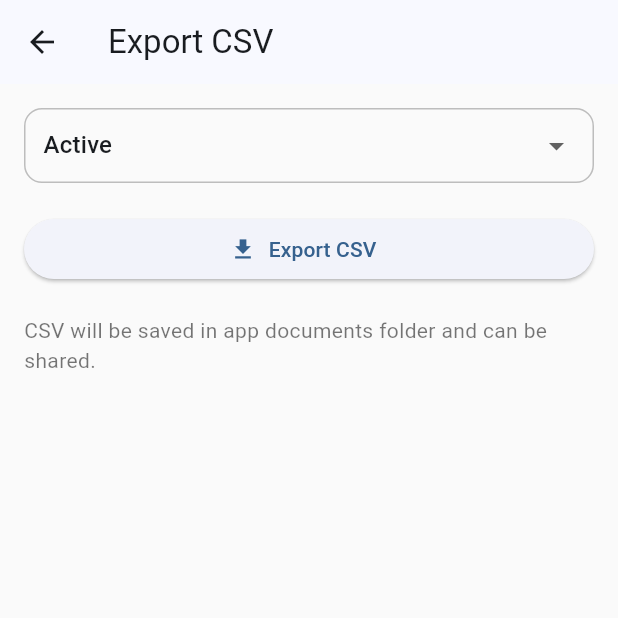
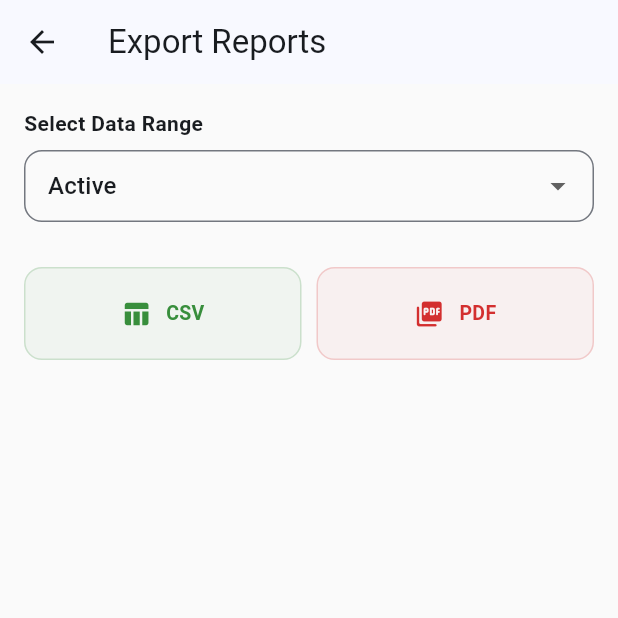
Before and after one commit to nepidkhadka/Expense-Pro, a Flutter app: the ExportScreen screen opened directly, on a phone screen of 412 x 824 dp, the top half of it. Run offline on Flutter 3.47's test engine with Material 3 defaults, Android fonts, the phone set to English and light mode, and no system bars; our stand-ins replace csv, fl_chart, flutter_riverpod, hive, hive_flutter, pdf and 2 more; accounts and stored records are empty.

Commit message:
feat : pdf export functionality added

```diff
--- a/lib/screens/export_screen.dart
+++ b/lib/screens/export_screen.dart
@@ -4,9 +4,13 @@ import 'package:flutter_riverpod/flutter_riverpod.dart';
 import 'package:csv/csv.dart';
 import 'package:path_provider/path_provider.dart';
 import 'package:share_plus/share_plus.dart';
-import 'package:cross_file/cross_file.dart';
+import 'package:pdf/pdf.dart';
+import 'package:pdf/widgets.dart' as pw;
+import 'package:printing/printing.dart';
+import 'package:intl/intl.dart';
 import '../providers/expense_provider.dart';
 import '../providers/category_provider.dart';
+import '../models/expense_model.dart';
 
 class ExportScreen extends ConsumerStatefulWidget {
   const ExportScreen({super.key});
@@ -17,74 +21,69 @@ class ExportScreen extends ConsumerStatefulWidget {
 
 class _ExportScreenState extends ConsumerState<ExportScreen> {
   String selectedFilter = "Active";
-
   final List<String> filters = ["Active", "Archived", "All"];
+  final formatter = NumberFormat('#,##,###');
 
   @override
   Widget build(BuildContext context) {
     final allExpenses = ref.watch(expenseProvider);
     final categories = ref.watch(categoryProvider);
 
-    // Filter expenses based on selected filter
     final expenses = allExpenses.where((e) {
       if (selectedFilter == "Active") return !e.isArchived;
       if (selectedFilter == "Archived") return e.isArchived;
-      return true; // All
+      return true;
     }).toList();
 
     return Scaffold(
-      appBar: AppBar(title: const Text("Export CSV")),
+      appBar: AppBar(title: const Text("Export Reports")),
       body: Padding(
         padding: const EdgeInsets.all(16),
         child: Column(
-          crossAxisAlignment: CrossAxisAlignment.start,
           children: [
-            /// Filter Dropdown
-            Container(
-              padding: const EdgeInsets.symmetric(horizontal: 12),
-              decoration: BoxDecoration(
-                border: Border.all(color: Colors.grey.shade400),
+            // Filter Selection
+            _buildSection(
+              title: "Select Data Range",
+              child: DropdownButtonFormField<String>(
+                value: selectedFilter,
+                decoration: InputDecoration(
+                  border: OutlineInputBorder(
                     borderRadius: BorderRadius.circular(12),
                   ),
-              child: DropdownButton<String>(
-                value: selectedFilter,
-                underline: const SizedBox(),
-                isExpanded: true,
+                  contentPadding: const EdgeInsets.symmetric(horizontal: 12),
+                ),
                 items: filters
                     .map((f) => DropdownMenuItem(value: f, child: Text(f)))
                     .toList(),
-                onChanged: (value) {
-                  setState(() {
-                    selectedFilter = value!;
-                  });
-                },
+                onChanged: (v) => setState(() => selectedFilter = v!),
               ),
             ),
 
-            const SizedBox(height: 20),
+            const SizedBox(height: 30),
 
-            /// Export Button
-            SizedBox(
-              width: double.infinity,
-              child: ElevatedButton.icon(
-                icon: const Icon(Icons.download),
-                label: const Text("Export CSV"),
-                onPressed: () async {
-                  if (expenses.isEmpty) {
-                    ScaffoldMessenger.of(context).showSnackBar(
-                      const SnackBar(content: Text("No expenses to export!")),
-                    );
-                    return;
-                  }
-                  await _exportCSV(expenses, categories);
-                },
+            // Export Actions
+            Row(
+              children: [
+                Expanded(
+                  child: _ExportButton(
+                    label: "CSV", // Shorter label for cleaner look
+                    icon: Icons.table_chart_rounded,
+                    color: Colors.green.shade700,
+                    onPressed: () =>
+                        _handleExport(expenses, categories, isPdf: false),
                   ),
                 ),
-
-            const SizedBox(height: 20),
-            const Text(
-              "CSV will be saved in app documents folder and can be shared.",
-              style: TextStyle(color: Colors.black54),
+                const SizedBox(width: 10),
+                Expanded(
+                  child: _ExportButton(
+                    label: "PDF", // Shorter label for cleaner look
+                    icon: Icons.picture_as_pdf_rounded,
+                    color: Colors.red.shade700,
+                    onPressed: () =>
+                        _handleExport(expenses, categories, isPdf: true),
+                  ),
+                ),
+              ],
             ),
           ],
         ),
@@ -92,35 +91,171 @@ class _ExportScreenState extends ConsumerState<ExportScreen> {
     );
   }
 
-  Future<void> _exportCSV(expenses, categories) async {
-    List<List<dynamic>> rows = [];
+  Widget _buildSection({required String title, required Widget child}) {
+    return Column(
+      crossAxisAlignment: CrossAxisAlignment.start,
+      children: [
+        Text(
+          title,
+          style: const TextStyle(fontWeight: FontWeight.bold, fontSize: 14),
+        ),
+        const SizedBox(height: 8),
+        child,
+      ],
+    );
+  }
 
-    // Headers
-    rows.add([
+  void _handleExport(expenses, categories, {required bool isPdf}) async {
+    if (expenses.isEmpty) {
+      ScaffoldMessenger.of(context).showSnackBar(
+        const SnackBar(
+          content: Text("No records found for the selected filter."),
+        ),
+      );
+      return;
+    }
+
+    if (isPdf) {
+      await _generatePDF(expenses, categories);
+    } else {
+      await _exportCSV(expenses, categories);
+    }
+  }
+
+  // --- PDF GENERATION LOGIC ---
+  Future<void> _generatePDF(List<ExpenseModel> expenses, categories) async {
+    final pdf = pw.Document();
+    final totalAmount = expenses.fold<double>(
+      0,
+      (sum, item) => sum + item.total,
+    );
+
+    pdf.addPage(
+      pw.MultiPage(
+        pageFormat: PdfPageFormat.a4,
+        margin: const pw.EdgeInsets.all(32),
+        build: (context) => [
+          // Header
+          pw.Row(
+            mainAxisAlignment: pw.MainAxisAlignment.spaceBetween,
+            children: [
+              pw.Column(
+                crossAxisAlignment: pw.CrossAxisAlignment.start,
+                children: [
+                  pw.Text(
+                    "EXPENSE REPORT",
+                    style: pw.TextStyle(
+                      fontSize: 24,
+                      fontWeight: pw.FontWeight.bold,
+                    ),
+                  ),
+                  pw.Text(
+                    "Filter: $selectedFilter Records",
+                    style: const pw.TextStyle(color: PdfColors.grey700),
+                  ),
+                ],
+              ),
+              pw.Text(DateFormat('dd MMM yyyy').format(DateTime.now())),
+            ],
+          ),
+          pw.Divider(height: 32),
+
+          // Table
+          pw.TableHelper.fromTextArray(
+            headers: ['Date', 'Item', 'Category', 'Qty', 'Total'],
+            data: expenses.map((item) {
+              final catName = categories
+                  .firstWhere((c) => c.id == item.categoryId)
+                  .name;
+              return [
+                DateFormat('dd/MM/yy').format(item.date),
+                item.itemName,
+                catName,
+                item.quantity.toString(),
+                formatter.format(item.total),
+              ];
+            }).toList(),
+            headerStyle: pw.TextStyle(
+              fontWeight: pw.FontWeight.bold,
+              color: PdfColors.white,
+            ),
+            headerDecoration: const pw.BoxDecoration(
+              color: PdfColors.blueGrey800,
+            ),
+            cellHeight: 30,
+            cellAlignments: {
+              0: pw.Alignment.centerLeft,
+              1: pw.Alignment.centerLeft,
+              2: pw.Alignment.centerLeft,
+              3: pw.Alignment.center,
+              4: pw.Alignment.centerRight,
+            },
+          ),
+
+          // Summary Footer
+          pw.Container(
+            alignment: pw.Alignment.centerRight,
+            padding: const pw.EdgeInsets.only(top: 20),
+            child: pw.Column(
+              children: [
+                pw.Divider(thickness: 2),
+                pw.Row(
+                  mainAxisAlignment: pw.MainAxisAlignment.end,
+                  children: [
+                    pw.Text(
+                      "GRAND TOTAL:  ",
+                      style: pw.TextStyle(
+                        fontWeight: pw.FontWeight.bold,
+                        fontSize: 16,
+                      ),
+                    ),
+                    pw.Text(
+                      "Rs. ${formatter.format(totalAmount)}",
+                      style: pw.TextStyle(
+                        fontWeight: pw.FontWeight.bold,
+                        fontSize: 16,
+                        color: PdfColors.blue900,
+                      ),
+                    ),
+                  ],
+                ),
+              ],
+            ),
+          ),
+        ],
+      ),
+    );
+
+    await Printing.layoutPdf(
+      onLayout: (PdfPageFormat format) async => pdf.save(),
+    );
+  }
+
+  // --- CSV LOGIC (Stayed largely the same, optimized for readability) ---
+  Future<void> _exportCSV(List<ExpenseModel> expenses, categories) async {
+    List<List<dynamic>> rows = [
+      [
         "Date",
-      "Item Name",
+        "Item",
         "Category",
-      "Purchase Type",
-      "Quantity",
+        "Type",
+        "Qty",
         "Rate",
         "Total",
         "Vendor",
         "Notes",
-    ]);
+      ],
+    ];
 
-    // Data
     for (var item in expenses) {
-      final category = categories
-          .firstWhere((c) => c.id == item.categoryId)
-          .name;
-
+      final cat = categories.firstWhere((c) => c.id == item.categoryId).name;
       rows.add([
-        "${item.date.day}/${item.date.month}/${item.date.year}",
+        DateFormat('dd-MM-yyyy').format(item.date),
         item.itemName,
-        category,
+        cat,
         item.purchaseType,
         item.quantity,
-        item.rate ?? '',
+        item.rate ?? 0.0,
         item.total,
         item.vendor ?? '',
         item.notes ?? '',
@@ -128,13 +263,59 @@ class _ExportScreenState extends ConsumerState<ExportScreen> {
     }
 
     String csv = const ListToCsvConverter().convert(rows);
-
-    final dir = await getApplicationDocumentsDirectory();
-    final path = "${dir.path}/expenses_export.csv";
-    final file = File(path);
-
+    final dir = await getTemporaryDirectory();
+    final file = File("${dir.path}/Expense_Pro_Export.csv");
     await file.writeAsString(csv);
-
-    await Share.shareXFiles([XFile(file.path)], text: "Expense Pro CSV Export");
+    await Share.shareXFiles([XFile(file.path)], text: "Expense Pro Export");
   }
 }
+
+class _ExportButton extends StatelessWidget {
+  final String label;
+  final IconData icon;
+  final Color color;
+  final VoidCallback onPressed;
+
+  const _ExportButton({
+    required this.label,
+    required this.icon,
+    required this.color,
+    required this.onPressed,
+  });
+
+  @override
+  Widget build(BuildContext context) {
+    return Material(
+      color: Colors.transparent,
+      child: InkWell(
+        onTap: onPressed,
+        borderRadius: BorderRadius.circular(12),
+        child: Container(
+          padding: const EdgeInsets.symmetric(vertical: 20, horizontal: 12),
+          decoration: BoxDecoration(
+            borderRadius: BorderRadius.circular(12),
+            // ignore: deprecated_member_use
+            border: Border.all(color: color.withOpacity(0.2)),
+            // ignore: deprecated_member_use
+            color: color.withOpacity(0.05),
+          ),
+          child: Row(
+            mainAxisAlignment: MainAxisAlignment.center,
+            children: [
+              Icon(icon, color: color, size: 20), // Smaller icon
+              const SizedBox(width: 10),
+              Text(
+                label,
+                style: TextStyle(
+                  color: color,
+                  fontWeight: FontWeight.w600,
+                  fontSize: 13, // Refined text size
+                ),
+              ),
+            ],
+          ),
+        ),
+      ),
+    );
+  }
+}
--- a/pubspec.yaml
+++ b/pubspec.yaml
@@ -53,6 +53,9 @@ dependencies:
   uuid: ^4.5.2
   fl_chart: ^1.1.1
   intl: ^0.19.0
+  pdf: ^3.10.8
+  printing: ^5.11.1
+  open_filex: ^4.5.0
 
 dev_dependencies:
   flutter_test:
```
Also changed, not shown: pubspec.lock, 5 other files. Lines whose indentation alone changed are shown as unchanged.
